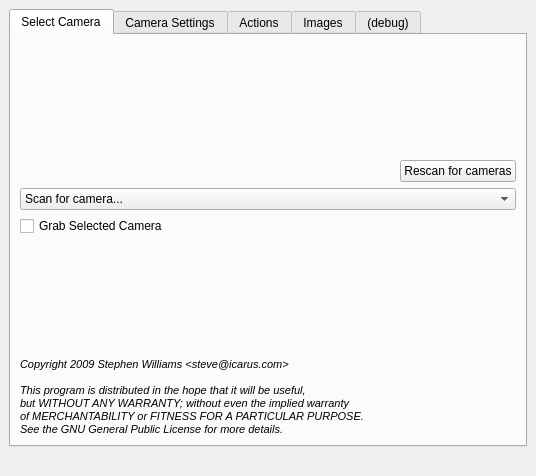
This is camtool/camtool.ui in steveicarus/camctl as Qt 5 draws it before an edit. The edited form follows.
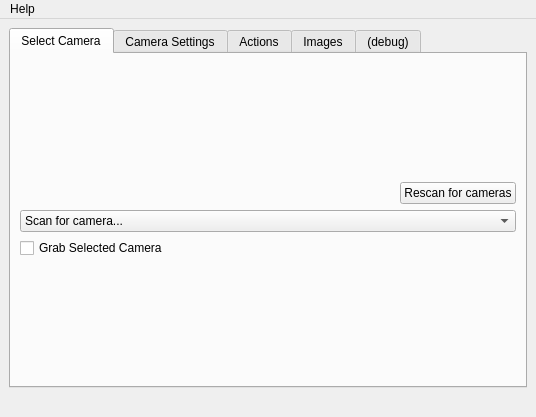
This is the edited form.

Commit message: Add an about box, and put copyright notices there.

```diff
--- a/camtool/camtool.ui
+++ b/camtool/camtool.ui
@@ -6,7 +6,7 @@
     <x>0</x>
     <y>0</y>
     <width>536</width>
-    <height>476</height>
+    <height>417</height>
    </rect>
   </property>
   <property name="windowTitle" >
@@ -114,31 +114,6 @@
           </property>
          </spacer>
         </item>
-        <item>
-         <widget class="QLabel" name="label_2" >
-          <property name="font" >
-           <font>
-            <pointsize>7</pointsize>
-            <italic>true</italic>
-           </font>
-          </property>
-          <property name="text" >
-           <string>&lt;!DOCTYPE HTML PUBLIC "-//W3C//DTD HTML 4.0//EN" "http://www.w3.org/TR/REC-html40/strict.dtd">
-&lt;html>&lt;head>&lt;meta name="qrichtext" content="1" />&lt;style type="text/css">
-p, li { white-space: pre-wrap; }
-&lt;/style>&lt;/head>&lt;body style=" font-family:'Lucida Grande'; font-size:7pt; font-weight:400; font-style:italic;">
-&lt;p style=" margin-top:0px; margin-bottom:0px; margin-left:0px; margin-right:0px; -qt-block-indent:0; text-indent:0px; font-size:13pt; font-style:normal;">&lt;span style=" font-size:8pt; font-style:italic;">Copyright 2009 Stephen Williams &amp;lt;steve@icarus.com&amp;gt;&lt;/span>&lt;/p>
-&lt;p style="-qt-paragraph-type:empty; margin-top:0px; margin-bottom:0px; margin-left:0px; margin-right:0px; -qt-block-indent:0; text-indent:0px; font-size:8pt;">&lt;/p>
-&lt;p style=" margin-top:0px; margin-bottom:0px; margin-left:0px; margin-right:0px; -qt-block-indent:0; text-indent:0px; font-size:8pt;">This program is distributed in the hope that it will be useful,&lt;/p>
-&lt;p style=" margin-top:0px; margin-bottom:0px; margin-left:0px; margin-right:0px; -qt-block-indent:0; text-indent:0px; font-size:8pt;">but WITHOUT ANY WARRANTY; without even the implied warranty&lt;/p>
-&lt;p style=" margin-top:0px; margin-bottom:0px; margin-left:0px; margin-right:0px; -qt-block-indent:0; text-indent:0px; font-size:8pt;">of MERCHANTABILITY or FITNESS FOR A PARTICULAR PURPOSE. &lt;/p>
-&lt;p style=" margin-top:0px; margin-bottom:0px; margin-left:0px; margin-right:0px; -qt-block-indent:0; text-indent:0px; font-size:8pt;">See the GNU General Public License for more details.&lt;/p>&lt;/body>&lt;/html></string>
-          </property>
-          <property name="textFormat" >
-           <enum>Qt::AutoText</enum>
-          </property>
-         </widget>
-        </item>
        </layout>
        <zorder>camera_list_box</zorder>
        <zorder>grab_check_box</zorder>
@@ -602,6 +577,28 @@
    <zorder>camera_label</zorder>
    <zorder>tabWidget</zorder>
   </widget>
+  <widget class="QMenuBar" name="menuBar" >
+   <property name="geometry" >
+    <rect>
+     <x>0</x>
+     <y>0</y>
+     <width>536</width>
+     <height>22</height>
+    </rect>
+   </property>
+   <widget class="QMenu" name="menuHelp" >
+    <property name="title" >
+     <string>Help</string>
+    </property>
+    <addaction name="help_about_action" />
+   </widget>
+   <addaction name="menuHelp" />
+  </widget>
+  <action name="help_about_action" >
+   <property name="text" >
+    <string>About</string>
+   </property>
+  </action>
  </widget>
  <resources/>
  <connections/>
```
Left out of the diff: 6 changed lines with no effect on the pictures. The commit also changes 6 other files.
